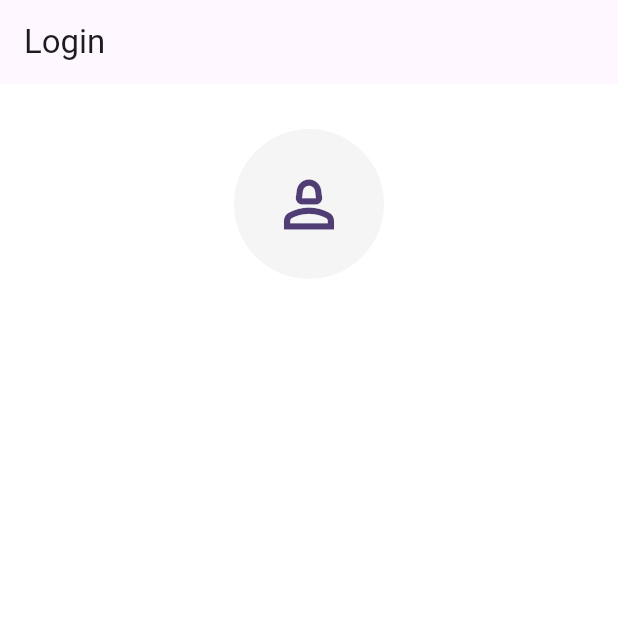
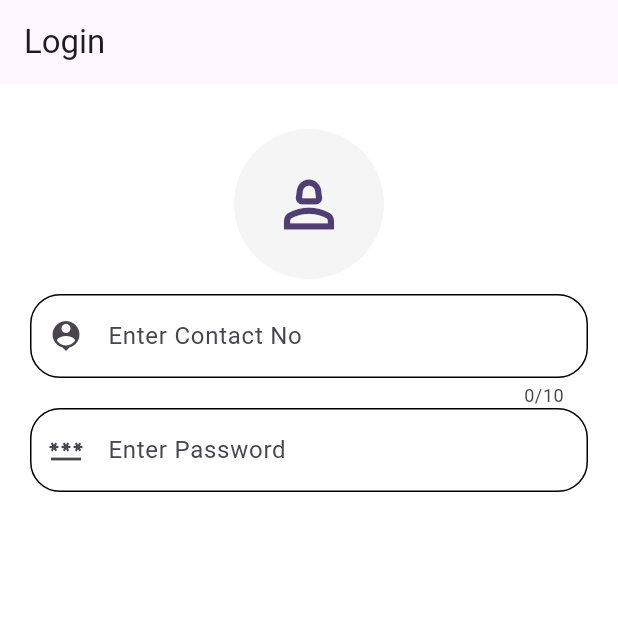
Before and after one commit to 032AbhishekChoksi/ui-form-widgets-flutter, a Flutter app: the screen it shows after launch, on a phone screen of 412 x 824 dp, the top half of it. Run offline on Flutter 3.47's test engine with Material 2 defaults, Android fonts, the phone set to English and light mode, and no system bars.

Commit message:
TextField with All Properties

```diff
--- a/lib/screens/login_screen.dart
+++ b/lib/screens/login_screen.dart
@@ -24,6 +24,39 @@ class LoginScreen extends StatelessWidget {
                   size: 50,
                 ),
               ),
+              const SizedBox(height: 10),
+              TextField(
+                keyboardType: TextInputType.phone,
+                maxLength: 10,
+                decoration: InputDecoration(
+                  labelText: 'Enter Contact No',
+                  hintText: 'Contact No',
+                  prefixIcon: const Icon(Icons.person_pin),
+                  enabledBorder: OutlineInputBorder(
+                    borderRadius: BorderRadius.circular(20),
+                  ),
+                  focusedBorder: OutlineInputBorder(
+                    borderRadius: BorderRadius.circular(20),
+                    borderSide: const BorderSide(color: Colors.red),
+                  ),
+                ),
+              ),
+              TextField(
+                obscureText: true,
+                obscuringCharacter: '*',
+                decoration: InputDecoration(
+                  labelText: 'Enter Password',
+                  hintText: 'Password',
+                  prefixIcon: const Icon(Icons.password_outlined),
+                  enabledBorder: OutlineInputBorder(
+                    borderRadius: BorderRadius.circular(20),
+                  ),
+                  focusedBorder: OutlineInputBorder(
+                    borderRadius: BorderRadius.circular(20),
+                    borderSide: const BorderSide(color: Colors.red),
+                  ),
+                ),
+              ),
             ],
           ),
         ),
```
